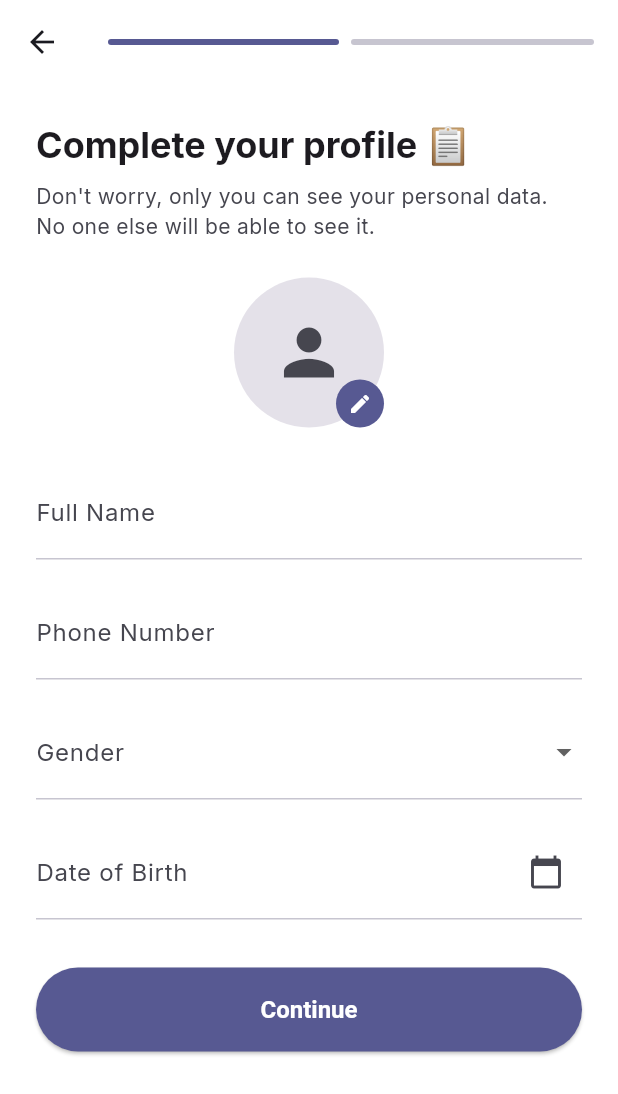
After one commit to patricklouisw/docvault, a Flutter app: the SignUpScreen screen opened by its route, on a phone screen of 412 x 824 dp. The commit adds this screen. Shown: the top 1094 px of the screen. Run offline on Flutter 3.47's test engine with Material 3 defaults, Android fonts, the phone set to English and light mode, and no system bars; our stand-ins replace flutter_riverpod, go_router, google_fonts, image_picker, pinput, shared_preferences and 1 more; accounts and stored records are empty.

Commit message:
Refactor sign-up process in DocVault app by consolidating sign-up steps into a single screen. Updated routing and navigation to reflect this change, enhancing user experience. Added new onboarding string constants for improved localization.

```diff
--- a/lib/app/router.dart
+++ b/lib/app/router.dart
@@ -4,8 +4,7 @@ import 'package:docvault/core/widgets/dev_menu_screen.dart';
 import 'package:docvault/features/splash/presentation/splash_screen.dart';
 import 'package:docvault/features/onboarding/presentation/onboarding_screen.dart';
 import 'package:docvault/features/auth/presentation/login_or_signup_screen.dart';
-import 'package:docvault/features/auth/presentation/sign_up_step1_screen.dart';
-import 'package:docvault/features/auth/presentation/sign_up_step2_screen.dart';
+import 'package:docvault/features/auth/presentation/sign_up_screen.dart';
 import 'package:docvault/features/auth/presentation/sign_in_screen.dart';
 import 'package:docvault/features/auth/presentation/forgot_password_email_screen.dart';
 import 'package:docvault/features/auth/presentation/forgot_password_otp_screen.dart';
@@ -25,8 +24,7 @@ class AppRoutes {
   static const splash = '/';
   static const onboarding = '/onboarding';
   static const loginOrSignup = '/login-or-signup';
-  static const signUpStep1 = '/sign-up/step1';
-  static const signUpStep2 = '/sign-up/step2';
+  static const signUp = '/sign-up';
   static const signIn = '/sign-in';
   static const forgotPasswordEmail = '/forgot-password/email';
   static const forgotPasswordOtp = '/forgot-password/otp';
@@ -63,14 +61,9 @@ final appRouter = GoRouter(
           const LoginOrSignupScreen(),
     ),
     GoRoute(
-      path: AppRoutes.signUpStep1,
+      path: AppRoutes.signUp,
       builder: (context, state) =>
-          const SignUpStep1Screen(),
-    ),
-    GoRoute(
-      path: AppRoutes.signUpStep2,
-      builder: (context, state) =>
-          const SignUpStep2Screen(),
+          const SignUpScreen(),
     ),
     GoRoute(
       path: AppRoutes.signIn,
--- a/lib/core/constants/app_strings.dart
+++ b/lib/core/constants/app_strings.dart
@@ -9,6 +9,7 @@ class AppStrings {
 
   // Onboarding
   static const onboardingSkip = 'Skip';
+  static const onboardingBack = 'Back';
   static const onboardingNext = 'Next';
   static const onboardingGetStarted = 'Get Started';
   static const onboardingTitle1 = 'Secure Document Storage';
@@ -107,8 +108,7 @@ class AppStrings {
   static const copyToClipboard = 'Copy to Clipboard';
   static const recoveryWarning =
       'We cannot recover this for you. Store it safely.';
-  static const iHaveSavedMyRecoveryPhrase =
-      'I have saved my recovery phrase';
+  static const iHaveSavedMyRecoveryPhrase = 'I have saved my recovery phrase';
 
   // Vault Unlock
   static const unlockYourVault = 'Unlock Your Vault';
@@ -117,8 +117,7 @@ class AppStrings {
       'encrypted documents.';
   static const enterPassphrase = 'Enter Passphrase';
   static const unlock = 'Unlock';
-  static const useRecoveryPhraseInstead =
-      'Use recovery phrase instead';
+  static const useRecoveryPhraseInstead = 'Use recovery phrase instead';
   static const incorrectPassphrase = 'Incorrect passphrase';
   static const incorrectRecoveryPhrase = 'Incorrect recovery phrase';
 
@@ -131,13 +130,10 @@ class AppStrings {
   // Validation
   static const fieldRequired = 'This field is required';
   static const invalidEmail = 'Please enter a valid email';
-  static const passwordTooShort =
-      'Password must be at least 8 characters';
+  static const passwordTooShort = 'Password must be at least 8 characters';
   static const passwordsDoNotMatch = 'Passwords do not match';
-  static const invalidPhoneNumber =
-      'Please enter a valid phone number';
-  static const passphraseTooShort =
-      'Passphrase must be at least 8 characters';
+  static const invalidPhoneNumber = 'Please enter a valid phone number';
+  static const passphraseTooShort = 'Passphrase must be at least 8 characters';
   static const passphrasesDoNotMatch = 'Passphrases do not match';
 
   // Gender options
--- a/lib/core/widgets/dev_menu.dart
+++ b/lib/core/widgets/dev_menu.dart
@@ -14,8 +14,7 @@ class DevMenu extends StatelessWidget {
     ]),
     _Section('Auth', [
       _PageEntry('Login or Sign Up', AppRoutes.loginOrSignup),
-      _PageEntry('Sign Up Step 1 (Profile)', AppRoutes.signUpStep1),
-      _PageEntry('Sign Up Step 2 (Account)', AppRoutes.signUpStep2),
+      _PageEntry('Sign Up', AppRoutes.signUp),
       _PageEntry('Sign In', AppRoutes.signIn),
       _PageEntry(
         'Forgot Password - Email',
--- a/lib/features/auth/presentation/login_or_signup_screen.dart
+++ b/lib/features/auth/presentation/login_or_signup_screen.dart
@@ -121,7 +121,7 @@ class LoginOrSignupScreen extends StatelessWidget {
                   ),
                   GestureDetector(
                     onTap: () =>
-                        context.push(AppRoutes.signUpStep1),
+                        context.push(AppRoutes.signUp),
                     child: Text(
                       AppStrings.signUp,
                       style: textTheme.bodyMedium?.copyWith(
--- /dev/null
+++ b/lib/features/auth/presentation/sign_up_screen.dart
@@ -0,0 +1,340 @@
+import 'package:flutter/material.dart';
+import 'package:go_router/go_router.dart';
+import 'package:image_picker/image_picker.dart';
+import 'package:intl/intl.dart';
+
+import 'package:docvault/app/router.dart';
+import 'package:docvault/core/constants/app_spacing.dart';
+import 'package:docvault/core/constants/app_strings.dart';
+import 'package:docvault/core/utils/validators.dart';
+import 'package:docvault/core/widgets/password_field.dart';
+import 'package:docvault/core/widgets/primary_button.dart';
+import 'package:docvault/core/widgets/progress_bar.dart';
+import 'package:docvault/core/widgets/success_dialog.dart';
+import 'package:docvault/core/widgets/underline_text_field.dart';
+
+class SignUpScreen extends StatefulWidget {
+  const SignUpScreen({super.key});
+
+  @override
+  State<SignUpScreen> createState() => _SignUpScreenState();
+}
+
+class _SignUpScreenState extends State<SignUpScreen> {
+  final _pageController = PageController();
+  final _step1FormKey = GlobalKey<FormState>();
+  final _step2FormKey = GlobalKey<FormState>();
+  int _currentStep = 0;
+
+  // Step 1 fields
+  final _nameController = TextEditingController();
+  final _phoneController = TextEditingController();
+  final _dobController = TextEditingController();
+  String? _selectedGender;
+
+  // Step 2 fields
+  final _emailController = TextEditingController();
+  final _passwordController = TextEditingController();
+  final _confirmPasswordController = TextEditingController();
+  bool _rememberMe = true;
+
+  static const _genderOptions = [
+    AppStrings.genderMale,
+    AppStrings.genderFemale,
+    AppStrings.genderOther,
+    AppStrings.genderPreferNotToSay,
+  ];
+
+  Future<void> _pickImage() async {
+    final picker = ImagePicker();
+    await picker.pickImage(source: ImageSource.gallery);
+  }
+
+  Future<void> _pickDate() async {
+    final now = DateTime.now();
+    final picked = await showDatePicker(
+      context: context,
+      initialDate: DateTime(now.year - 18),
+      firstDate: DateTime(1900),
+      lastDate: now,
+    );
+    if (picked != null) {
+      setState(() {
+        _dobController.text =
+            DateFormat('MM/dd/yyyy').format(picked);
+      });
+    }
+  }
+
+  void _goToStep2() {
+    if (_step1FormKey.currentState?.validate() ?? false) {
+      _pageController.nextPage(
+        duration: const Duration(milliseconds: 300),
+        curve: Curves.easeInOut,
+      );
+    }
+  }
+
+  void _goToStep1() {
+    _pageController.previousPage(
+      duration: const Duration(milliseconds: 300),
+      curve: Curves.easeInOut,
+    );
+  }
+
+  void _onFinish() {
+    if (_step2FormKey.currentState?.validate() ?? false) {
+      SuccessDialog.show(
+        context,
+        icon: Icons.person,
+        title: AppStrings.signUpSuccessful,
+        subtitle: AppStrings.accountCreated,
+        buttonLabel: AppStrings.goToHome,
+        onButtonPressed: () {
+          Navigator.of(context).pop(); // close dialog
+          context.go(AppRoutes.vaultSetup);
+        },
+      );
+    }
+  }
+
+  @override
+  void dispose() {
+    _pageController.dispose();
+    _nameController.dispose();
+    _phoneController.dispose();
+    _dobController.dispose();
+    _emailController.dispose();
+    _passwordController.dispose();
+    _confirmPasswordController.dispose();
+    super.dispose();
+  }
+
+  @override
+  Widget build(BuildContext context) {
+    return Scaffold(
+      appBar: AppBar(
+        leading: IconButton(
+          icon: const Icon(Icons.arrow_back),
+          onPressed: () {
+            if (_currentStep == 0) {
+              context.pop();
+            } else {
+              _goToStep1();
+            }
+          },
+        ),
+        title: ProgressBar(
+          currentStep: _currentStep + 1,
+          totalSteps: 2,
+        ),
+      ),
+      body: PageView(
+        controller: _pageController,
+        physics: const NeverScrollableScrollPhysics(),
+        onPageChanged: (index) {
+          setState(() => _currentStep = index);
+        },
+        children: [
+          _buildStep1(),
+          _buildStep2(),
+        ],
+      ),
+    );
+  }
+
+  Widget _buildStep1() {
+    final colorScheme = Theme.of(context).colorScheme;
+    final textTheme = Theme.of(context).textTheme;
+
+    return SingleChildScrollView(
+      padding: const EdgeInsets.symmetric(
+        horizontal: AppSpacing.lg,
+      ),
+      child: Form(
+        key: _step1FormKey,
+        child: Column(
+          crossAxisAlignment: CrossAxisAlignment.start,
+          children: [
+            const SizedBox(height: AppSpacing.lg),
+            Text(
+              '${AppStrings.completeYourProfile} \u{1F4CB}',
+              style: textTheme.headlineSmall?.copyWith(
+                fontWeight: FontWeight.bold,
+              ),
+            ),
+            const SizedBox(height: AppSpacing.sm),
+            Text(
+              AppStrings.profileSubtitle,
+              style: textTheme.bodyMedium?.copyWith(
+                color: colorScheme.onSurfaceVariant,
+              ),
+            ),
+            const SizedBox(height: AppSpacing.lg),
+            // Avatar
+            Center(
+              child: GestureDetector(
+                onTap: _pickImage,
+                child: Stack(
+                  children: [
+                    CircleAvatar(
+                      radius: 50,
+                      backgroundColor:
+                          colorScheme.surfaceContainerHighest,
+                      child: Icon(
+                        Icons.person,
+                        size: 50,
+                        color: colorScheme.onSurfaceVariant,
+                      ),
+                    ),
+                    Positioned(
+                      bottom: 0,
+                      right: 0,
+                      child: CircleAvatar(
+                        radius: 16,
+                        backgroundColor: colorScheme.primary,
+                        child: const Icon(
+                          Icons.edit,
+                          size: 16,
+                          color: Colors.white,
+                        ),
+                      ),
+                    ),
+                  ],
+                ),
+              ),
+            ),
+            const SizedBox(height: AppSpacing.lg),
+            UnderlineTextField(
+              label: AppStrings.fullName,
+              controller: _nameController,
+              validator: Validators.required,
+            ),
+            const SizedBox(height: AppSpacing.md),
+            UnderlineTextField(
+              label: AppStrings.phoneNumber,
+              controller: _phoneController,
+              keyboardType: TextInputType.phone,
+              validator: Validators.phone,
+            ),
+            const SizedBox(height: AppSpacing.md),
+            DropdownButtonFormField<String>(
+              initialValue: _selectedGender,
+              decoration: const InputDecoration(
+                labelText: AppStrings.gender,
+              ),
+              items: _genderOptions
+                  .map(
+                    (g) => DropdownMenuItem(
+                      value: g,
+                      child: Text(g),
+                    ),
+                  )
+                  .toList(),
+              onChanged: (value) {
+                setState(() => _selectedGender = value);
+              },
+            ),
+            const SizedBox(height: AppSpacing.md),
+            UnderlineTextField(
+              label: AppStrings.dateOfBirth,
+              controller: _dobController,
+              readOnly: true,
+              onTap: _pickDate,
+              suffixIcon: Icon(
+                Icons.calendar_today,
+                color: colorScheme.onSurfaceVariant,
+              ),
+            ),
+            const SizedBox(height: AppSpacing.xl),
+            PrimaryButton(
+              label: AppStrings.continueText,
+              onPressed: _goToStep2,
+            ),
+            const SizedBox(height: AppSpacing.lg),
+          ],
+        ),
+      ),
+    );
+  }
+
+  Widget _buildStep2() {
+    final colorScheme = Theme.of(context).colorScheme;
+    final textTheme = Theme.of(context).textTheme;
+
+    return SingleChildScrollView(
+      padding: const EdgeInsets.symmetric(
+        horizontal: AppSpacing.lg,
+      ),
+      child: Form(
+        key: _step2FormKey,
+        child: Column(
+          crossAxisAlignment: CrossAxisAlignment.start,
+          children: [
+            const SizedBox(height: AppSpacing.lg),
+            Text(
+              '${AppStrings.createAnAccount} \u{1F510}',
+              style: textTheme.headlineSmall?.copyWith(
+                fontWeight: FontWeight.bold,
+              ),
+            ),
+            const SizedBox(height: AppSpacing.sm),
+            Text(
+              AppStrings.accountSubtitle,
+              style: textTheme.bodyMedium?.copyWith(
+                color: colorScheme.onSurfaceVariant,
+              ),
+            ),
+            const SizedBox(height: AppSpacing.lg),
+            UnderlineTextField(
+              label: AppStrings.email,
+              controller: _emailController,
+              keyboardType: TextInputType.emailAddress,
+              validator: Validators.email,
+            ),
+            const SizedBox(height: AppSpacing.md),
+            PasswordField(
+              label: AppStrings.password,
+              controller: _passwordController,
+              validator: Validators.password,
+            ),
+            const SizedBox(height: AppSpacing.md),
+            PasswordField(
+              label: AppStrings.confirmPassword,
+              controller: _confirmPasswordController,
+              validator: (value) =>
+                  Validators.confirmPassword(
+                value,
+                _passwordController.text,
+              ),
+            ),
+            const SizedBox(height: AppSpacing.md),
+            // Remember me
+            Row(
+              children: [
+                Checkbox(
+                  value: _rememberMe,
+                  onChanged: (value) {
+                    setState(
+                      () => _rememberMe = value ?? false,
+                    );
+                  },
+                ),
+                Text(
+                  AppStrings.rememberMe,
+                  style: textTheme.bodyMedium,
+                ),
+              ],
+            ),
+            const SizedBox(height: AppSpacing.xl),
+            PrimaryButton(
+              label: AppStrings.finish,
+              onPressed: _onFinish,
+            ),
+            const SizedBox(height: AppSpacing.lg),
+          ],
+        ),
+      ),
+    );
+  }
+}
```
Also changed, not shown: lib/core/widgets/dev_menu_screen.dart (+2 -7 lines), lib/features/auth/presentation/sign_up_step1_screen.dart (deleted, +0 -198 lines), lib/features/auth/presentation/sign_up_step2_screen.dart (deleted, +0 -145 lines), lib/features/onboarding/presentation/onboarding_screen.dart (+2 -5 lines).
